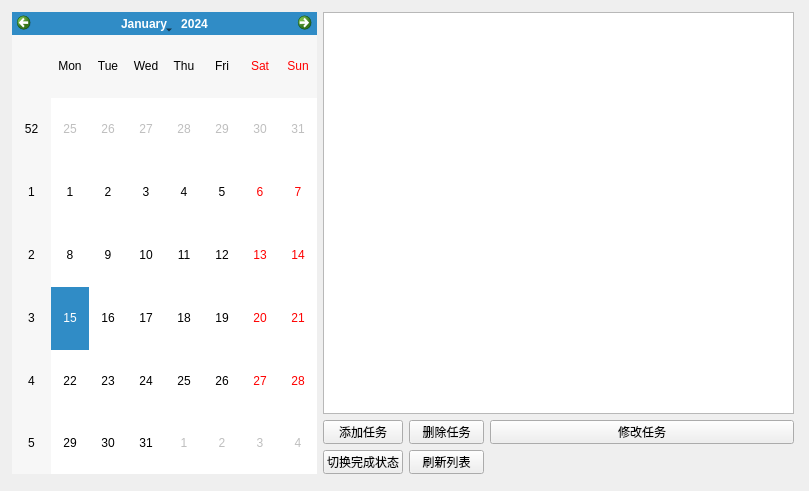
This is src/MainWindow.ui in jujuboakz/schedule-manager as Qt 5 draws it before an edit. The edited form follows.
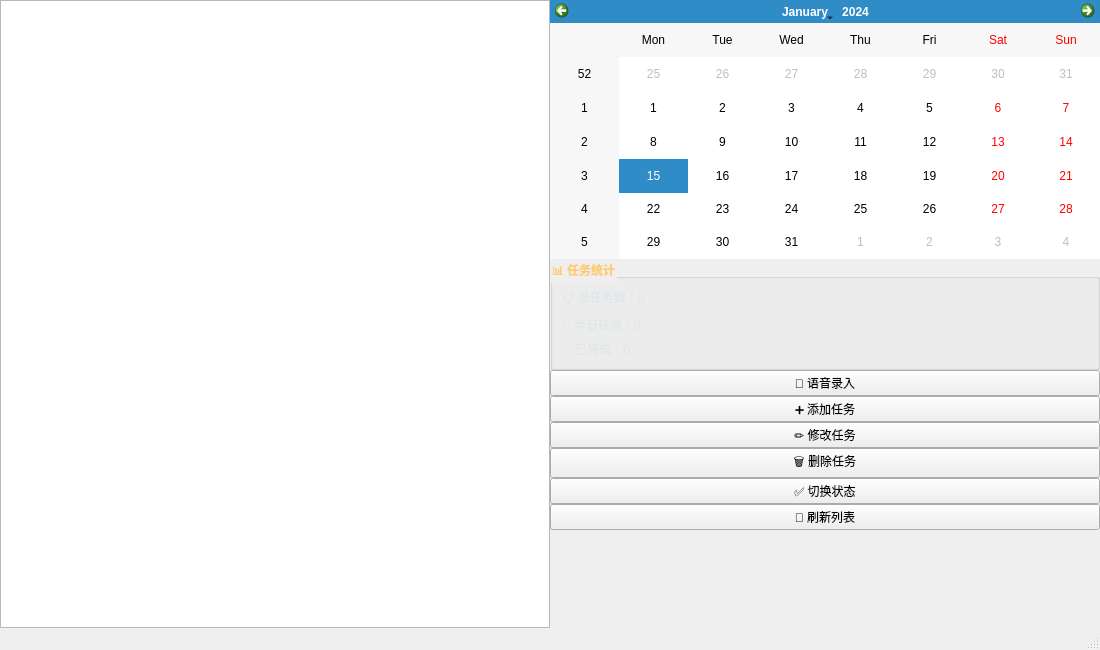
This is the edited form.

Commit message: 调整主界面，加入语音功能接口文件

Patch:
```diff
--- a/src/MainWindow.ui
+++ b/src/MainWindow.ui
@@ -6,98 +6,145 @@
    <rect>
     <x>0</x>
     <y>0</y>
-    <width>809</width>
-    <height>491</height>
+    <width>1100</width>
+    <height>650</height>
    </rect>
   </property>
   <property name="windowTitle">
    <string>Dialog</string>
   </property>
-  <widget class="QTableWidget" name="tableWidget">
-   <property name="geometry">
-    <rect>
-     <x>323</x>
-     <y>12</y>
-     <width>471</width>
-     <height>402</height>
-    </rect>
-   </property>
+  <widget class="QWidget" name="centralwidget">
+   <layout class="QHBoxLayout" name="horizontalLayout">
+    <property name="spacing">
+     <number>0</number>
+    </property>
+    <property name="leftMargin">
+     <number>0</number>
+    </property>
+    <property name="topMargin">
+     <number>0</number>
+    </property>
+    <property name="rightMargin">
+     <number>0</number>
+    </property>
+    <property name="bottomMargin">
+     <number>0</number>
+    </property>
+    <item>
+     <widget class="QTableWidget" name="tableWidget">
+      <property name="alternatingRowColors">
+       <bool>true</bool>
+      </property>
+     </widget>
+    </item>
+    <item>
+     <layout class="QVBoxLayout" name="rightSideLayout">
+      <property name="spacing">
+       <number>0</number>
+      </property>
+      <item>
+       <widget class="QCalendarWidget" name="calendarWidget"/>
+      </item>
+      <item>
+       <widget class="QGroupBox" name="groupBox_Stats">
+        <property name="styleSheet">
+         <string>QGroupBox { color: #FDCB6E; font-weight: bold; } QLabel { color: #dfe6e9; }</string>
+        </property>
+        <property name="title">
+         <string>📊 任务统计</string>
+        </property>
+        <layout class="QVBoxLayout" name="verticalLayout_Stats">
+         <item>
+          <widget class="QLabel" name="label_total">
+           <property name="text">
+            <string>📋 总任务数：0</string>
+           </property>
+          </widget>
+         </item>
+         <item>
+          <widget class="QLabel" name="label_today">
+           <property name="text">
+            <string>📅 今日任务：0</string>
+           </property>
+          </widget>
+         </item>
+         <item>
+          <widget class="QLabel" name="label_done">
+           <property name="text">
+            <string>✅ 已完成：0</string>
+           </property>
+          </widget>
+         </item>
+        </layout>
+       </widget>
+      </item>
+      <item>
+       <layout class="QVBoxLayout" name="buttonLayout">
+        <property name="spacing">
+         <number>0</number>
+        </property>
+        <item>
+         <widget class="QPushButton" name="pushButton_Voice">
+          <property name="text">
+           <string>🎤 语音录入</string>
+          </property>
+         </widget>
+        </item>
+        <item>
+         <widget class="QPushButton" name="pushButton_Add">
+          <property name="text">
+           <string>➕ 添加任务</string>
+          </property>
+         </widget>
+        </item>
+        <item>
+         <widget class="QPushButton" name="pushButton_Edit">
+          <property name="text">
+           <string>✏️ 修改任务</string>
+          </property>
+         </widget>
+        </item>
+        <item>
+         <widget class="QPushButton" name="pushButton_Delete">
+          <property name="text">
+           <string>🗑️ 删除任务</string>
+          </property>
+         </widget>
+        </item>
+        <item>
+         <widget class="QPushButton" name="pushButton_Complete">
+          <property name="text">
+           <string>✅ 切换状态</string>
+          </property>
+         </widget>
+        </item>
+        <item>
+         <widget class="QPushButton" name="pushButton_Refresh">
+          <property name="text">
+           <string>🔄 刷新列表</string>
+          </property>
+         </widget>
+        </item>
+        <item>
+         <spacer name="verticalSpacer">
+          <property name="orientation">
+           <enum>Qt::Orientation::Vertical</enum>
+          </property>
+          <property name="sizeHint" stdset="0">
+           <size>
+            <width>20</width>
+            <height>40</height>
+           </size>
+          </property>
+         </spacer>
+        </item>
+       </layout>
+      </item>
+     </layout>
+    </item>
+   </layout>
   </widget>
-  <widget class="QCalendarWidget" name="calendarWidget">
-   <property name="geometry">
-    <rect>
-     <x>12</x>
-     <y>12</y>
-     <width>305</width>
-     <height>462</height>
-    </rect>
-   </property>
-  </widget>
-  <widget class="QPushButton" name="pushButton_Delete">
-   <property name="geometry">
-    <rect>
-     <x>409</x>
-     <y>420</y>
-     <width>75</width>
-     <height>24</height>
-    </rect>
-   </property>
-   <property name="text">
-    <string>删除任务</string>
-   </property>
-  </widget>
-  <widget class="QPushButton" name="pushButton_Complete">
-   <property name="geometry">
-    <rect>
-     <x>323</x>
-     <y>450</y>
-     <width>80</width>
-     <height>24</height>
-    </rect>
-   </property>
-   <property name="text">
-    <string>切换完成状态</string>
-   </property>
-  </widget>
-  <widget class="QPushButton" name="pushButton_Add">
-   <property name="geometry">
-    <rect>
-     <x>323</x>
-     <y>420</y>
-     <width>80</width>
-     <height>24</height>
-    </rect>
-   </property>
-   <property name="text">
-    <string>添加任务</string>
-   </property>
-  </widget>
-  <widget class="QPushButton" name="pushButton_Refresh">
-   <property name="geometry">
-    <rect>
-     <x>409</x>
-     <y>450</y>
-     <width>75</width>
-     <height>24</height>
-    </rect>
-   </property>
-   <property name="text">
-    <string>刷新列表</string>
-   </property>
-  </widget>
-  <widget class="QPushButton" name="pushButton_Edit">
-   <property name="geometry">
-    <rect>
-     <x>490</x>
-     <y>420</y>
-     <width>304</width>
-     <height>24</height>
-    </rect>
-   </property>
-   <property name="text">
-    <string>修改任务</string>
-   </property>
-  </widget>
+  <widget class="QStatusBar" name="statusBar"/>
  </widget>
  <resources/>
  <connections/>
```
Left out of the diff: 3 changed lines with no effect on the pictures. The commit also changes 9 other files.
